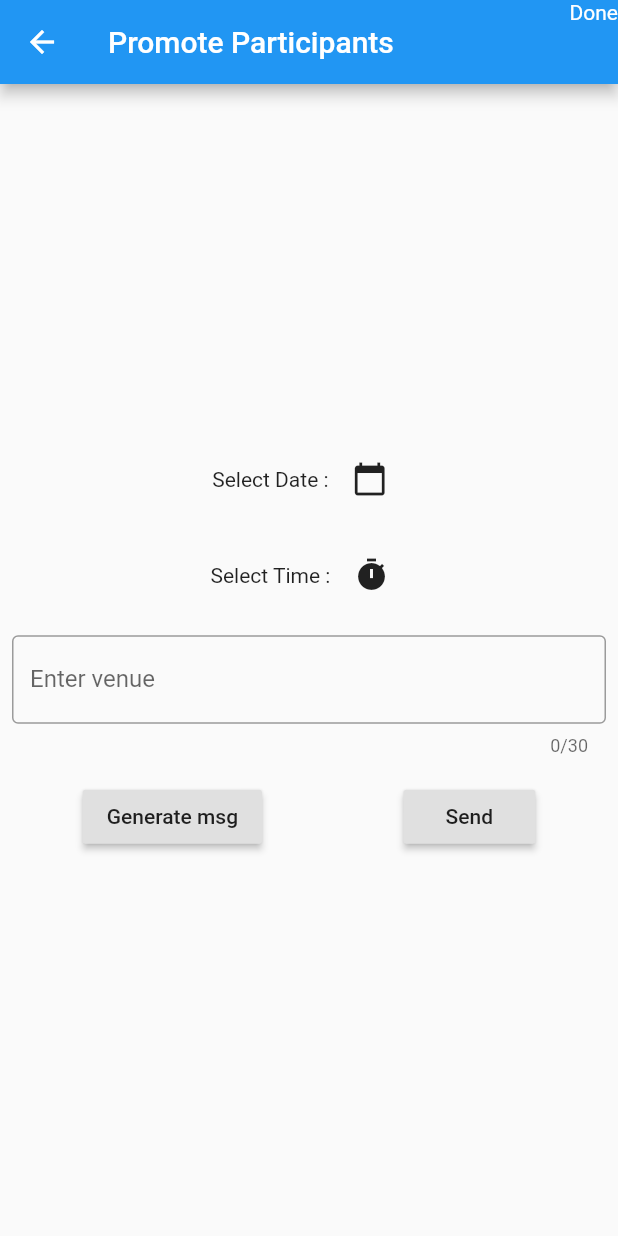
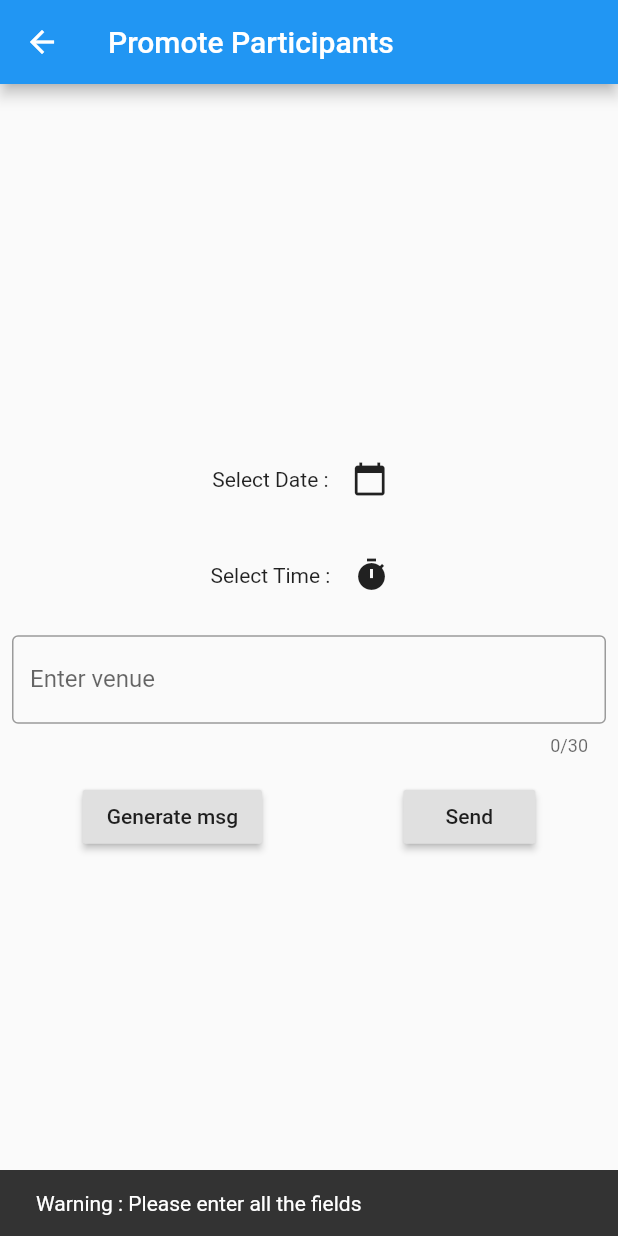
Before and after one commit to LavHinsu/Event-Management-App, a Flutter app: the MsgPage screen opened by its route, after a tap on "Send", on a phone screen of 412 x 824 dp. Run offline on Flutter 3.47's test engine with Material 2 defaults, Android fonts, the phone set to English and light mode, and no system bars; our stand-ins replace cloud_firestore, firebase_auth, shared_preferences, splashscreen; accounts and stored records are empty; generated files the repository leaves out were written again; project files that could hold a hidden picture were left out.

```diff
--- a/lib/msg_page.dart
+++ b/lib/msg_page.dart
@@ -6,6 +6,7 @@ import 'package:http/http.dart' as http;
 import 'package:shared_preferences/shared_preferences.dart';
 
 import 'user.dart';
+
 class MsgPage extends StatefulWidget {
   final events;
   final index;
@@ -28,7 +29,7 @@ class _MsgPageState extends State<MsgPage> {
   String token;
   bool done = false;
   TextEditingController venue = TextEditingController();
-
+  final GlobalKey<ScaffoldState> key = GlobalKey<ScaffoldState>();
   @override
   void initState() {
     super.initState();
@@ -48,9 +49,9 @@ class _MsgPageState extends State<MsgPage> {
   @override
   Widget build(BuildContext context) {
     return Scaffold(
+        key: key,
         appBar: AppBar(
           title: Text("Promote Participants"),
-          actions: <Widget>[GestureDetector(onTap: null, child: Text("Done"))],
         ),
         body: Container(
             child: Column(
@@ -124,12 +125,10 @@ class _MsgPageState extends State<MsgPage> {
                               done = true;
 
                               txt =
-                                  "Dear Participant, Round ${widget
-                                      .round + 1 } of ${widget
-                                      .event["name"]} is on ${dt
+                                  "Dear Participant, Round ${widget.round +
+                                      1} of ${widget.event["name"]} is on ${dt
                                       .day}/${dt.month}/${dt.year} ${td
-                                      .hour}:${td
-                                      .minute} at " +
+                                      .hour}:${td.minute} at " +
                                       venue.text +
                                       ". Kindly be present at the venue on time.";
                             } else
@@ -157,16 +156,26 @@ class _MsgPageState extends State<MsgPage> {
                                 });
                             var body = json.decode(response.body);
                             print(body);
-//                        if (body.containsKey("success")) {
-                            widget.event["rounds"][widget.round]
-                            ["initial"] = widget.phone;
-                            widget.event["currentRound"] =
-                                widget.round + 1;
-                            widget.events[widget.index] = widget.event;
-                            doc.updateData({"events": widget.events});
-                            Navigator.pop(context);
+                            if (body.containsKey("success")) {
+                              key.currentState.showSnackBar(SnackBar(
+                                  content: Text("Success : Message sent")));
+                              widget.event["rounds"][widget.round]["initial"] =
+                                  widget.phone;
+                              widget.event["currentRound"] = widget.round + 1;
+                              widget.events[widget.index] = widget.event;
+                              doc.updateData({"events": widget.events});
+                              Navigator.pop(context);
+                            }
+                            else {
+                              key.currentState.showSnackBar(SnackBar(
+                                  content: Text(
+                                      "Error : Failure in sending messages")));
+                            }
+                          } else {
+                            key.currentState.showSnackBar(SnackBar(
+                                content: Text(
+                                    "Warning : Please enter all the fields ")));
                           }
-//                      }
                         },
                       )
                     ],
```
Also changed, not shown: lib/rounds_page.dart (+99 -84 lines).
